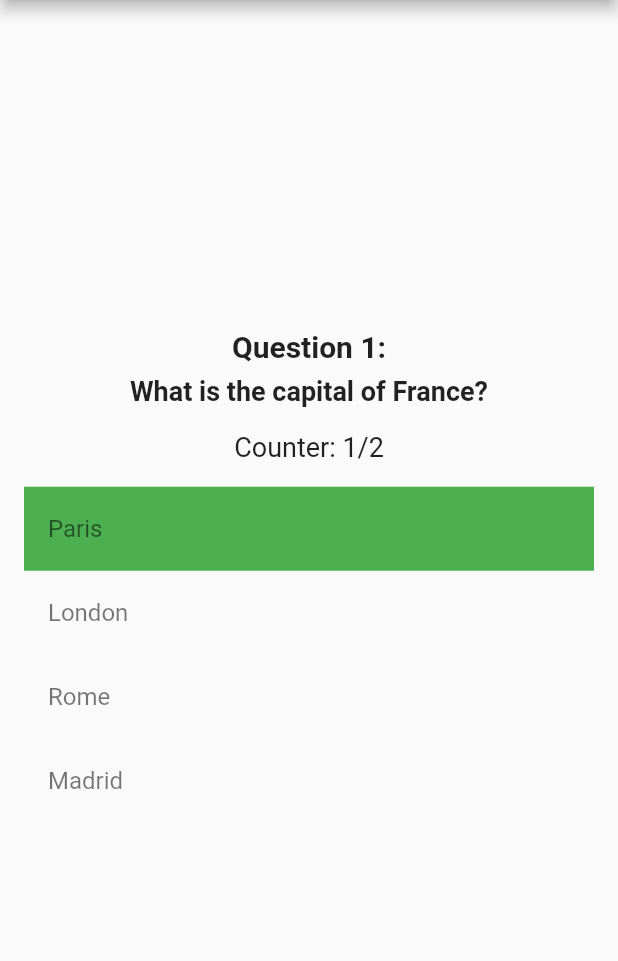
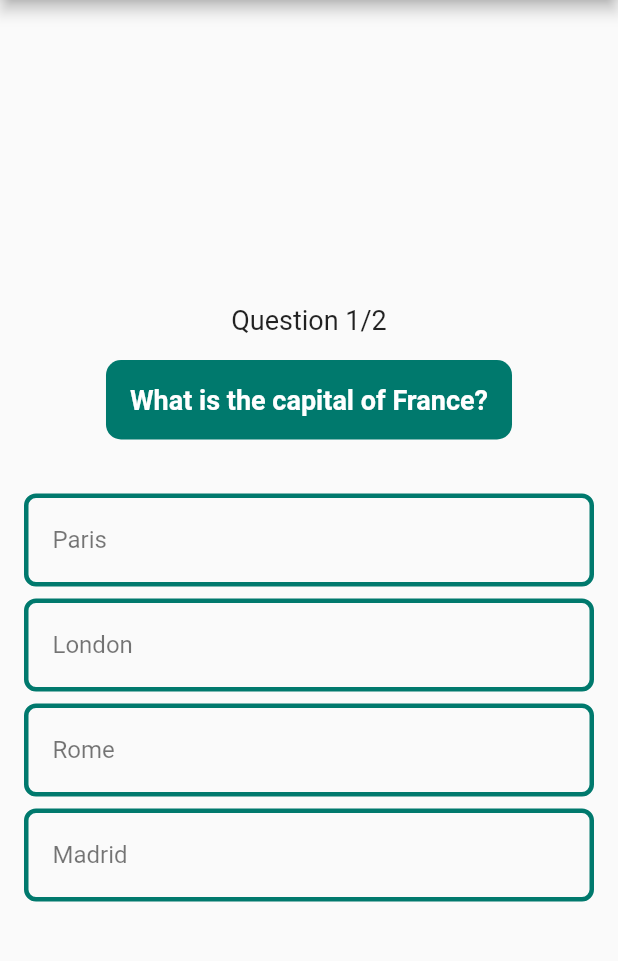
Before and after one commit to mohammed-abusada/quizapp, a Flutter app: the screen it shows after launch, in the side drawer, after a tap on "Start Quiz", on a phone screen of 412 x 824 dp, the part 84-1045 px from its top. Run offline on Flutter 3.47's test engine with Material 2 defaults, Android fonts, the phone set to English and light mode, and no system bars; network calls fail.

Commit message:
designed quiz screen

```diff
--- a/my_app/lib/StartQuizScreen.dart
+++ b/my_app/lib/StartQuizScreen.dart
@@ -55,30 +55,53 @@ class _StartQuizScreenState extends State<StartQuizScreen> {
           crossAxisAlignment: CrossAxisAlignment.center,
           mainAxisAlignment: MainAxisAlignment.center,
           children: [
+            SizedBox(height: 8.0),
+            Container(
+              padding: EdgeInsets.all(16.0),
+              decoration: BoxDecoration(
+                borderRadius: BorderRadius.circular(10.0), // Rounded corners for the question container
+              ),
+              child: Column(
+                children: [
+                  SizedBox(height: 16.0),
                   Text(
-              'Question ${currentQuestionIndex + 1}:',
-              style: TextStyle(fontSize: 20, fontWeight: FontWeight.bold),
+                    'Question ${currentQuestionIndex + 1}/${questions.length}',
+                    style: TextStyle(fontSize: 18),
                   ),
-            SizedBox(height: 8.0),
-            Text(
+                  SizedBox(height: 16.0),
+                  Container(
+                    padding: EdgeInsets.all(16.0),
+                    decoration: BoxDecoration(
+                      color: Color.fromARGB(255, 0, 121, 109), // Background color for the question
+                      borderRadius: BorderRadius.circular(10.0), // Rounded corners for the question container
+                    ),
+                    child: Text(
                       questions[currentQuestionIndex]['question'],
                       style: TextStyle(
                         fontSize: 18,
                         fontWeight: FontWeight.bold,
-                color: Colors.black87,
+                        color: Colors.white,
                       ),
                     ),
-            SizedBox(height: 16.0),
-            Text(
-              'Counter: ${currentQuestionIndex + 1}/${questions.length}',
-              style: TextStyle(fontSize: 18),
+                  ),
+                ],
+              ),
             ),
             SizedBox(height: 16.0),
             ListView.builder(
               shrinkWrap: true,
               itemCount: questions[currentQuestionIndex]['options'].length,
               itemBuilder: (context, index) {
-                return ListTile(
+                return Container(
+                  margin: EdgeInsets.symmetric(vertical: 4.0),
+                  decoration: BoxDecoration(
+                    border: Border.all(
+                      color: Color.fromARGB(255, 0, 121, 109), // Border color for the options
+                      width: 3.0,
+                    ),
+                    borderRadius: BorderRadius.circular(8.0), // Rounded corners for the options container
+                  ),
+                  child: ListTile(
                     title: Text(
                       questions[currentQuestionIndex]['options'][index],
                       style: TextStyle(
@@ -86,8 +109,8 @@ class _StartQuizScreenState extends State<StartQuizScreen> {
                         color: Colors.black54,
                       ),
                     ),
-                  tileColor: index == currentQuestionIndex ? Colors.green : null,
                     onTap: () => answerQuestion(index),
+                  ),
                 );
               },
             ),
```
Also changed, not shown: my_app/lib/main.dart (line endings or trailing spaces). Lines whose indentation alone changed are shown as unchanged.
